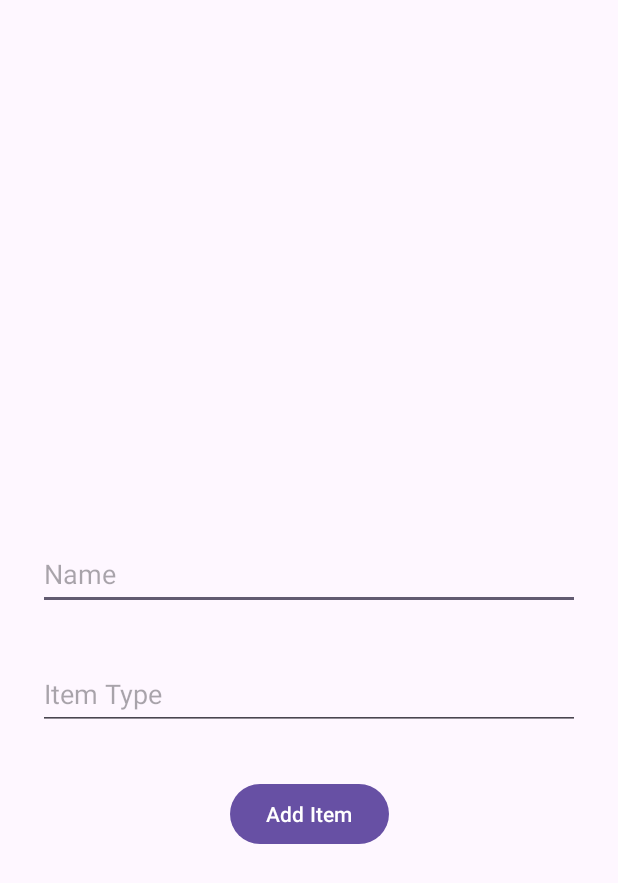
After one commit to Theekshana/ReuseMarket, an Android app: the AddItemFragment screen opened directly, with no data from a screen before it, on a phone screen of 412 x 824 dp. The commit adds this screen. Shown: the top 883 px of the screen. Run offline under Robolectric (Android 15) with nearby library versions, the phone set to English and light mode, and no system bars; our stand-ins replace Dagger/Hilt's generated code, Firebase (no records; nobody signed in at launch, a user with empty details on screens opened directly), data binding.

Commit message:
add data to firebase

```diff
--- a/app/src/main/java/com/example/reusemarket/constants/Extentions.kt
+++ b/app/src/main/java/com/example/reusemarket/constants/Extentions.kt
@@ -1,6 +1,12 @@
 package com.example.reusemarket.constants
 
 import android.view.View
+import com.example.reusemarket.model.Data
+
+
+object FirestoreTables{
+val DATA = "data"
+}
 
 const val PREF_USER = "USER"
 const val REQ_ONE_TAP = 1000
--- a/app/src/main/java/com/example/reusemarket/model/Data.kt
+++ b/app/src/main/java/com/example/reusemarket/model/Data.kt
@@ -1,6 +1,6 @@
 package com.example.reusemarket.model
 
 data class Data(
-    val name: String? = "",
-    val item_type: String? = ""
+    val name: String ,
+    val type: String
 )
--- a/app/src/main/java/com/example/reusemarket/repository/AuthRepositoryImpl.kt
+++ b/app/src/main/java/com/example/reusemarket/repository/AuthRepositoryImpl.kt
@@ -5,6 +5,8 @@ import com.google.android.gms.tasks.Task
 import com.google.firebase.auth.AuthResult
 import com.google.firebase.auth.FirebaseAuth
 import com.google.firebase.auth.GoogleAuthProvider
+import kotlinx.coroutines.Dispatchers
+import kotlinx.coroutines.withContext
 import javax.inject.Inject
 
 class AuthRepositoryImpl @Inject constructor(
@@ -14,7 +16,7 @@ class AuthRepositoryImpl @Inject constructor(
         email: String,
         password: String,
     ): Task<AuthResult> {
-        return firebaseAuth.createUserWithEmailAndPassword(email, password)
+        return  firebaseAuth.createUserWithEmailAndPassword(email, password)
 
     }
 
--- a/app/src/main/java/com/example/reusemarket/repository/DataRepository.kt
+++ b/app/src/main/java/com/example/reusemarket/repository/DataRepository.kt
@@ -6,7 +6,7 @@ import com.google.android.gms.tasks.Task
 
 interface DataRepository {
 
-    suspend fun addData(data: Data): Result<UIState>
+    suspend fun addDataToItemData(data: Data): Result<UIState>
 
 
 }
--- /dev/null
+++ b/app/src/main/java/com/example/reusemarket/views/data/AddItemFragment.kt
@@ -0,0 +1,81 @@
+package com.example.reusemarket.views.data
+
+import android.os.Bundle
+import android.util.Log
+import androidx.fragment.app.Fragment
+import android.view.LayoutInflater
+import android.view.View
+import android.view.ViewGroup
+import android.widget.Toast
+import androidx.lifecycle.ViewModelProvider
+import com.example.reusemarket.databinding.FragmentAddItemBinding
+import com.example.reusemarket.model.Data
+import com.google.firebase.firestore.ktx.firestore
+import com.google.firebase.ktx.Firebase
+import kotlinx.coroutines.CoroutineScope
+import kotlinx.coroutines.Dispatchers
+import kotlinx.coroutines.launch
+import kotlinx.coroutines.tasks.await
+import kotlinx.coroutines.withContext
+
+
+class AddItemFragment : Fragment() {
+
+    private lateinit var binding: FragmentAddItemBinding
+    private lateinit var viewModel: AddItemViewModel
+   // private var personalCollectionRef = Firebase.firestore.collection("items")
+
+
+    override fun onCreateView(
+        inflater: LayoutInflater, container: ViewGroup?,
+        savedInstanceState: Bundle?,
+    ): View? {
+        // Inflate the layout for this fragment
+        binding = FragmentAddItemBinding.inflate(inflater, container,false)
+
+        viewModel = ViewModelProvider(requireActivity())[AddItemViewModel::class.java]
+
+
+        return binding.root
+    }
+
+    override fun onViewCreated(view: View, savedInstanceState: Bundle?) {
+        super.onViewCreated(view, savedInstanceState)
+
+        binding.btnAdd.setOnClickListener {
+            val name = binding.etName.text.toString()
+            val type = binding.etItemType.text.toString()
+
+            val itemData = Data(name,type)
+            //savePerson(itemData)
+
+
+
+
+            viewModel.addItemToFirestore(itemData)
+
+            Toast.makeText(requireContext(), "Saved data", Toast.LENGTH_LONG).show()
+
+
+            Log.e("TAG","Data Added" )
+
+
+
+        }
+
+
+    }
+
+    /*private fun savePerson(data: Data) = CoroutineScope(Dispatchers.IO).launch {
+        try {
+            personalCollectionRef.add(data).await()
+            withContext(Dispatchers.Main){
+                Toast.makeText(requireContext(), "Saved data", Toast.LENGTH_LONG).show()
+            }
+        }catch (e: Exception){
+            withContext(Dispatchers.Main){
+                Toast.makeText(requireContext(), e.message, Toast.LENGTH_LONG).show()
+            }
+        }
+    }*/
+}
--- /dev/null
+++ b/app/src/main/java/com/example/reusemarket/views/data/AddItemViewModel.kt
@@ -0,0 +1,31 @@
+package com.example.reusemarket.views.data
+
+import androidx.lifecycle.LiveData
+import androidx.lifecycle.MutableLiveData
+import androidx.lifecycle.ViewModel
+import androidx.lifecycle.viewModelScope
+import com.example.reusemarket.constants.UIState
+import com.example.reusemarket.model.Data
+import com.example.reusemarket.repository.DataRepositoryImpl
+import dagger.hilt.android.lifecycle.HiltViewModel
+import kotlinx.coroutines.launch
+import javax.inject.Inject
+
+@HiltViewModel
+class AddItemViewModel @Inject constructor(
+    private val repository: DataRepositoryImpl
+    ): ViewModel() {
+
+    private val _addItemResult = MutableLiveData<String>()
+    val addItemResult: LiveData<String>
+        get() = _addItemResult
+
+    fun addItemToFirestore(data: Data){
+        viewModelScope.launch {
+
+            repository.addDataToItemData(data)
+
+
+        }
+    }
+}
--- a/app/src/main/java/com/example/reusemarket/views/login/LoginFragment.kt
+++ b/app/src/main/java/com/example/reusemarket/views/login/LoginFragment.kt
@@ -37,7 +37,8 @@ class LoginFragment : Fragment() {
                 try {
                     val credential = oneTapClient!!.getSignInCredentialFromIntent(result.data)
                     viewModel.signInWithGoogle(credential)
-                    navigateToListFragment()
+                   // navigateToListFragment()
+                    navigateToAddItemFragment()
                 } catch (e: ApiException) {
                     TODO("Exception handling")
                 }
@@ -98,7 +99,8 @@ class LoginFragment : Fragment() {
 
                     is UIState.Success<*> -> {
 
-                        navigateToListFragment()
+                        //navigateToListFragment()
+                        navigateToAddItemFragment()
 
                     }
 
@@ -159,9 +161,14 @@ class LoginFragment : Fragment() {
         findNavController().navigate(R.id.action_loginFragment_to_listFragment)
     }
 
+    private fun navigateToAddItemFragment() {
+        findNavController().navigate(R.id.action_loginFragment_to_addItemFragment)
+    }
+
     private fun checkAlreadyLoginUser() {
         if (viewModel.isAlreadyLoggedIn()) {
-            navigateToListFragment()
+            //navigateToListFragment()
+            navigateToAddItemFragment()
         }
 
     }
--- /dev/null
+++ b/app/src/main/res/layout/fragment_add_item.xml
@@ -0,0 +1,53 @@
+<?xml version="1.0" encoding="utf-8"?>
+<layout xmlns:app="http://schemas.android.com/apk/res-auto"
+    xmlns:tools="http://schemas.android.com/tools"
+    xmlns:android="http://schemas.android.com/apk/res/android">
+<androidx.constraintlayout.widget.ConstraintLayout
+    android:layout_width="match_parent"
+    android:layout_height="match_parent"
+    tools:context=".views.data.AddItemFragment">
+
+
+    <EditText
+        android:id="@+id/etName"
+        android:layout_width="0dp"
+        android:layout_height="wrap_content"
+        android:layout_marginStart="24dp"
+        android:layout_marginEnd="24dp"
+        android:ems="10"
+        android:hint="Name"
+        android:inputType="text"
+        android:minHeight="48dp"
+        app:layout_constraintBottom_toBottomOf="parent"
+        app:layout_constraintEnd_toEndOf="parent"
+        app:layout_constraintHorizontal_bias="0.0"
+        app:layout_constraintStart_toStartOf="parent"
+        app:layout_constraintTop_toTopOf="parent"
+        app:layout_constraintVertical_bias="0.462" />
+
+    <EditText
+        android:id="@+id/etItemType"
+        android:layout_width="0dp"
+        android:layout_height="wrap_content"
+        android:layout_marginStart="24dp"
+        android:layout_marginTop="32dp"
+        android:layout_marginEnd="24dp"
+        android:ems="10"
+        android:hint="Item Type"
+        android:inputType="text"
+        android:minHeight="48dp"
+        app:layout_constraintEnd_toEndOf="parent"
+        app:layout_constraintStart_toStartOf="parent"
+        app:layout_constraintTop_toBottomOf="@+id/etName" />
+
+    <Button
+        android:id="@+id/btnAdd"
+        android:layout_width="wrap_content"
+        android:layout_height="0dp"
+        android:layout_marginTop="32dp"
+        android:text="Add Item"
+        app:layout_constraintEnd_toEndOf="parent"
+        app:layout_constraintStart_toStartOf="parent"
+        app:layout_constraintTop_toBottomOf="@+id/etItemType" />
+</androidx.constraintlayout.widget.ConstraintLayout>
+</layout>
--- a/app/src/main/res/navigation/nav_graph.xml
+++ b/app/src/main/res/navigation/nav_graph.xml
@@ -1,6 +1,7 @@
 <?xml version="1.0" encoding="utf-8"?>
 <navigation xmlns:android="http://schemas.android.com/apk/res/android"
     xmlns:app="http://schemas.android.com/apk/res-auto"
+    xmlns:tools="http://schemas.android.com/tools"
     android:id="@+id/nav_graph"
     app:startDestination="@id/loginFragment">
     <fragment
@@ -10,9 +11,17 @@
         <action
             android:id="@+id/action_loginFragment_to_listFragment"
             app:destination="@id/listFragment" />
+        <action
+            android:id="@+id/action_loginFragment_to_addItemFragment"
+            app:destination="@id/addItemFragment" />
     </fragment>
     <fragment
         android:id="@+id/listFragment"
         android:name="com.example.reusemarket.views.home.ListFragment"
         android:label="ListFragment" />
+    <fragment
+        android:id="@+id/addItemFragment"
+        android:name="com.example.reusemarket.views.data.AddItemFragment"
+        android:label="fragment_add_item"
+        tools:layout="@layout/fragment_add_item" />
 </navigation>
```
Also changed, not shown: app/build.gradle (+7 -0 lines), app/src/main/java/com/example/reusemarket/repository/DataRepositoryImpl.kt (+8 -8 lines), 1 other file.
